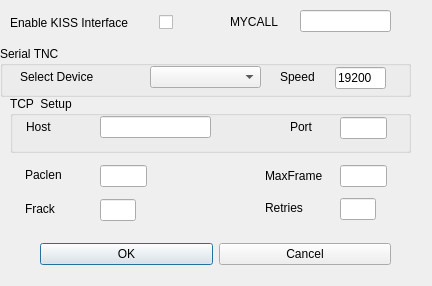
Above: KISSConfig.ui from g8bpq/QtTermTCP before the change. Below: the same form after it.
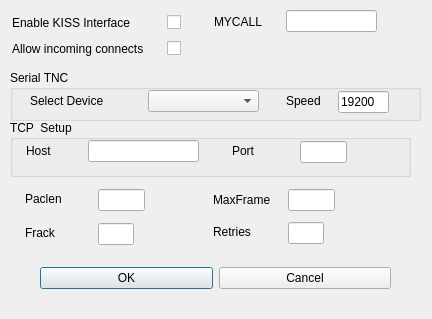
That is the form after the change.

```diff
--- a/KISSConfig.ui
+++ b/KISSConfig.ui
@@ -7,7 +7,7 @@
     <x>0</x>
     <y>0</y>
     <width>432</width>
-    <height>286</height>
+    <height>319</height>
    </rect>
   </property>
   <property name="windowTitle">
@@ -17,7 +17,7 @@
    <property name="geometry">
     <rect>
      <x>40</x>
-     <y>238</y>
+     <y>262</y>
      <width>351</width>
      <height>33</height>
     </rect>
@@ -58,7 +58,7 @@
    <property name="geometry">
     <rect>
      <x>10</x>
-     <y>96</y>
+     <y>120</y>
      <width>401</width>
      <height>57</height>
     </rect>
@@ -69,7 +69,7 @@
    <widget class="QLineEdit" name="Host">
     <property name="geometry">
      <rect>
-      <x>90</x>
+      <x>78</x>
       <y>20</y>
       <width>111</width>
       <height>22</height>
@@ -79,7 +79,7 @@
    <widget class="QLineEdit" name="Port">
     <property name="geometry">
      <rect>
-      <x>330</x>
+      <x>290</x>
       <y>21</y>
       <width>47</width>
       <height>22</height>
@@ -102,7 +102,7 @@
    <widget class="QLabel" name="label_21">
     <property name="geometry">
      <rect>
-      <x>280</x>
+      <x>222</x>
       <y>24</y>
       <width>47</width>
       <height>13</height>
@@ -139,8 +139,8 @@
   <widget class="QGroupBox" name="groupBox_5">
    <property name="geometry">
     <rect>
-     <x>0</x>
-     <y>46</y>
+     <x>10</x>
+     <y>70</y>
      <width>411</width>
      <height>51</height>
     </rect>
@@ -151,7 +151,7 @@
    <widget class="QComboBox" name="SerialPort">
     <property name="geometry">
      <rect>
-      <x>150</x>
+      <x>138</x>
       <y>20</y>
       <width>111</width>
       <height>22</height>
@@ -174,7 +174,7 @@
    <widget class="QLabel" name="label_23">
     <property name="geometry">
      <rect>
-      <x>280</x>
+      <x>276</x>
       <y>20</y>
       <width>47</width>
       <height>22</height>
@@ -187,7 +187,7 @@
    <widget class="QLineEdit" name="Speed">
     <property name="geometry">
      <rect>
-      <x>335</x>
+      <x>328</x>
       <y>21</y>
       <width>51</width>
       <height>22</height>
@@ -201,9 +201,9 @@
   <widget class="QLabel" name="label_14">
    <property name="geometry">
     <rect>
-     <x>10</x>
+     <x>12</x>
      <y>12</y>
-     <width>161</width>
+     <width>149</width>
      <height>21</height>
     </rect>
    </property>
@@ -214,7 +214,7 @@
   <widget class="QCheckBox" name="KISSEnable">
    <property name="geometry">
     <rect>
-     <x>150</x>
+     <x>158</x>
      <y>10</y>
      <width>23</width>
      <height>25</height>
@@ -230,7 +230,7 @@
   <widget class="QLabel" name="label_22">
    <property name="geometry">
     <rect>
-     <x>230</x>
+     <x>214</x>
      <y>13</y>
      <width>61</width>
      <height>17</height>
@@ -243,7 +243,7 @@
   <widget class="QLineEdit" name="MYCALL">
    <property name="geometry">
     <rect>
-     <x>300</x>
+     <x>286</x>
      <y>10</y>
      <width>91</width>
      <height>22</height>
@@ -254,7 +254,7 @@
    <property name="geometry">
     <rect>
      <x>25</x>
-     <y>168</y>
+     <y>192</y>
      <width>47</width>
      <height>13</height>
     </rect>
@@ -266,8 +266,8 @@
   <widget class="QLineEdit" name="Paclen">
    <property name="geometry">
     <rect>
-     <x>100</x>
-     <y>165</y>
+     <x>98</x>
+     <y>189</y>
      <width>47</width>
      <height>22</height>
     </rect>
@@ -276,8 +276,8 @@
   <widget class="QLabel" name="label_26">
    <property name="geometry">
     <rect>
-     <x>265</x>
-     <y>168</y>
+     <x>213</x>
+     <y>192</y>
      <width>66</width>
      <height>16</height>
     </rect>
@@ -289,8 +289,8 @@
   <widget class="QLineEdit" name="Maxframe">
    <property name="geometry">
     <rect>
-     <x>340</x>
-     <y>165</y>
+     <x>288</x>
+     <y>189</y>
      <width>47</width>
      <height>22</height>
     </rect>
@@ -300,7 +300,7 @@
    <property name="geometry">
     <rect>
      <x>25</x>
-     <y>202</y>
+     <y>226</y>
      <width>47</width>
      <height>13</height>
     </rect>
@@ -312,8 +312,8 @@
   <widget class="QLineEdit" name="Frack">
    <property name="geometry">
     <rect>
-     <x>100</x>
-     <y>199</y>
+     <x>98</x>
+     <y>223</y>
      <width>36</width>
      <height>22</height>
     </rect>
@@ -322,8 +322,8 @@
   <widget class="QLabel" name="label_28">
    <property name="geometry">
     <rect>
-     <x>265</x>
-     <y>201</y>
+     <x>213</x>
+     <y>225</y>
      <width>47</width>
      <height>13</height>
     </rect>
@@ -335,13 +335,42 @@
   <widget class="QLineEdit" name="Retries">
    <property name="geometry">
     <rect>
-     <x>340</x>
-     <y>198</y>
+     <x>288</x>
+     <y>222</y>
      <width>36</width>
      <height>22</height>
     </rect>
    </property>
   </widget>
+  <widget class="QLabel" name="label_15">
+   <property name="geometry">
+    <rect>
+     <x>12</x>
+     <y>38</y>
+     <width>149</width>
+     <height>21</height>
+    </rect>
+   </property>
+   <property name="text">
+    <string>Allow incoming connects</string>
+   </property>
+  </widget>
+  <widget class="QCheckBox" name="KISSListen">
+   <property name="geometry">
+    <rect>
+     <x>158</x>
+     <y>38</y>
+     <width>23</width>
+     <height>21</height>
+    </rect>
+   </property>
+   <property name="layoutDirection">
+    <enum>Qt::RightToLeft</enum>
+   </property>
+   <property name="text">
+    <string/>
+   </property>
+  </widget>
  </widget>
  <resources/>
  <connections>
```
